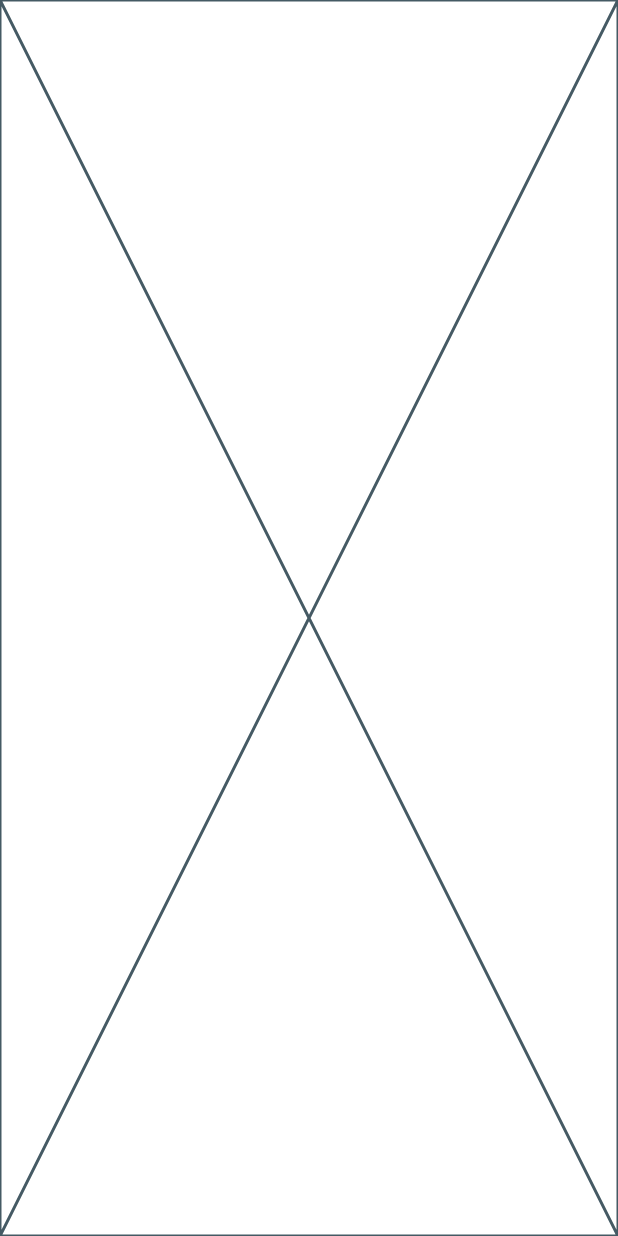
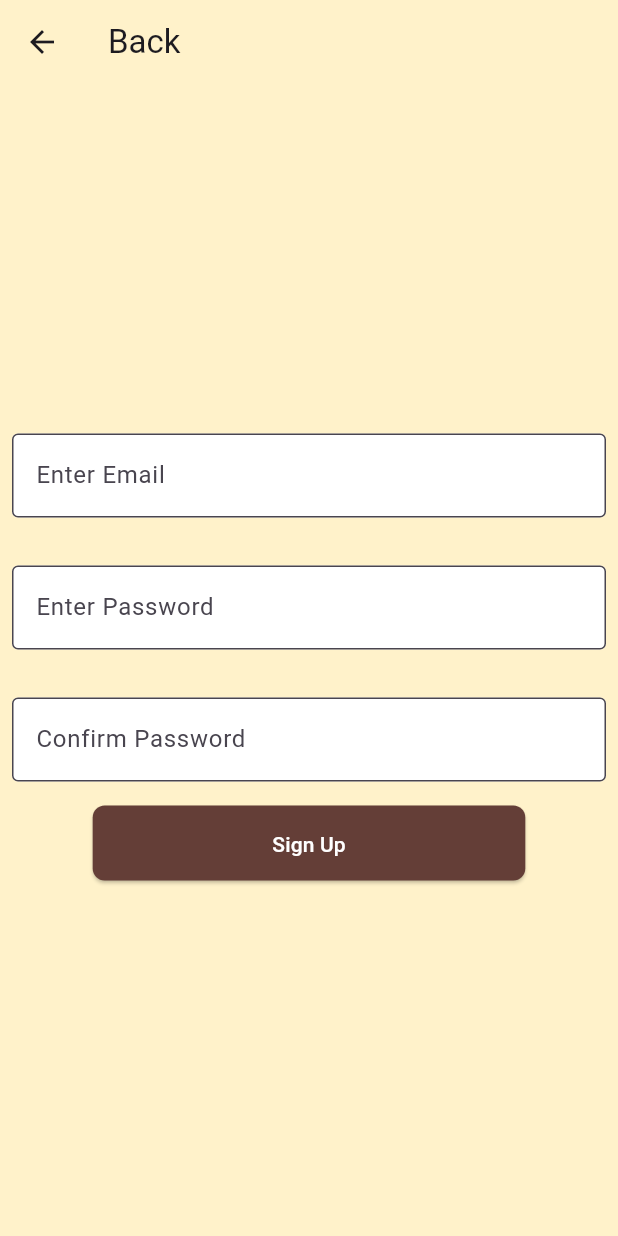
Before and after one commit to Solelii/CampPH, a Flutter app: the LandingPage screen opened directly, after a tap on "Signup", on a phone screen of 412 x 824 dp. Run offline on Flutter 3.47's test engine with Material 3 defaults, Android fonts, the phone set to English and light mode, and no system bars.

Commit message:
ADD: Login and Signup Sceens

```diff
--- a/lib/main.dart
+++ b/lib/main.dart
@@ -1,5 +1,5 @@
 import 'package:flutter/material.dart';
-import 'landing_page.dart';
+import 'screens/landing_page.dart';
 
 void main() => runApp(const MyApp());
 
--- a/lib/landing_page.dart
+++ b/lib/screens/landing_page.dart
@@ -1,17 +1,17 @@
 import 'package:flutter/material.dart';
+import 'login_page.dart';
+import 'signup_page.dart';
 
 class LandingPage extends StatelessWidget {
-  const LandingPage();
+  const LandingPage({super.key});
 
   @override
   Widget build(BuildContext context) {
-    final theme = Theme.of(context);
     return Scaffold(
-      appBar: AppBar(title: const Text('My Home Page')),
       backgroundColor: Color(0xFFFFF2CA),
       body: Center(
         child: Column(
-          mainAxisAlignment: MainAxisAlignment.center, // Center vertically
+          mainAxisAlignment: MainAxisAlignment.center,
           children: [
             const Text('Logo'),
             Container(
@@ -21,7 +21,7 @@ class LandingPage extends StatelessWidget {
               child: ElevatedButton(
                 style: ElevatedButton.styleFrom(
                   backgroundColor: const Color(0xFF643E37),
-                  foregroundColor: Colors.white, // Set text color to white
+                  foregroundColor: Colors.white,
                   padding: const EdgeInsets.symmetric(vertical: 16),
                   shape: RoundedRectangleBorder(
                     borderRadius: BorderRadius.circular(8),
@@ -30,9 +30,7 @@ class LandingPage extends StatelessWidget {
                 onPressed: () {
                   Navigator.push(
                     context,
-                    MaterialPageRoute(
-                      builder: (context) => const Placeholder(),
-                    ),
+                    MaterialPageRoute(builder: (context) => const LoginPage()),
                   );
                 },
                 child: const Text('Login'),
@@ -45,7 +43,7 @@ class LandingPage extends StatelessWidget {
               child: ElevatedButton(
                 style: ElevatedButton.styleFrom(
                   backgroundColor: const Color(0xFF643E37),
-                  foregroundColor: Colors.white, // Set text color to white
+                  foregroundColor: Colors.white,
                   padding: const EdgeInsets.symmetric(vertical: 16),
                   shape: RoundedRectangleBorder(
                     borderRadius: BorderRadius.circular(8),
@@ -54,9 +52,7 @@ class LandingPage extends StatelessWidget {
                 onPressed: () {
                   Navigator.push(
                     context,
-                    MaterialPageRoute(
-                      builder: (context) => const Placeholder(),
-                    ),
+                    MaterialPageRoute(builder: (context) => const SignupPage()),
                   );
                 },
                 child: const Text('Signup'),
--- /dev/null
+++ b/lib/screens/signup_page.dart
@@ -0,0 +1,91 @@
+import 'package:flutter/material.dart';
+
+class SignupPage extends StatelessWidget {
+  const SignupPage({super.key});
+
+  @override
+  Widget build(BuildContext context) {
+    return Scaffold(
+      appBar: AppBar(
+        backgroundColor: Color(0xFFFFF2CA),
+        leading: IconButton(
+          icon: Icon(Icons.arrow_back),
+          onPressed: () {
+            Navigator.pop(context);
+          },
+        ),
+        title: GestureDetector(
+          onTap: () {
+            Navigator.pop(context);
+          },
+          child: Text('Back'),
+        ),
+      ),
+      backgroundColor: Color(0xFFFFF2CA),
+      body: Center(
+        child: Column(
+          mainAxisAlignment: MainAxisAlignment.center,
+          children: <Widget>[
+            Padding(
+              padding: EdgeInsets.symmetric(horizontal: 8, vertical: 16),
+              child: TextField(
+                decoration: InputDecoration(
+                  filled: true,
+                  fillColor: Colors.white,
+                  border: OutlineInputBorder(),
+                  hintText: 'Enter Email',
+                ),
+              ),
+            ),
+            Padding(
+              padding: EdgeInsets.symmetric(horizontal: 8, vertical: 16),
+              child: TextField(
+                decoration: InputDecoration(
+                  filled: true,
+                  fillColor: Colors.white,
+                  border: OutlineInputBorder(),
+                  hintText: 'Enter Password',
+                ),
+              ),
+            ),
+            Padding(
+              padding: EdgeInsets.symmetric(horizontal: 8, vertical: 16),
+              child: TextField(
+                decoration: InputDecoration(
+                  filled: true,
+                  fillColor: Colors.white,
+                  border: OutlineInputBorder(),
+                  hintText: 'Confirm Password',
+                ),
+              ),
+            ),
+            Container(
+              height: 50,
+              margin: const EdgeInsets.only(bottom: 20),
+              width: MediaQuery.of(context).size.width * 0.7,
+              child: ElevatedButton(
+                style: ElevatedButton.styleFrom(
+                  backgroundColor: const Color(0xFF643E37),
+                  foregroundColor: Colors.white, // Set text color to white
+                  padding: const EdgeInsets.symmetric(vertical: 16),
+                  shape: RoundedRectangleBorder(
+                    borderRadius: BorderRadius.circular(8),
+                  ),
+                ),
+                onPressed: () {
+                  Navigator.push(
+                    context,
+                    MaterialPageRoute(
+                      builder: (context) => const Placeholder(),
+                    ),
+                  );
+                },
+                child: const Text('Sign Up'),
+              ),
+            ),
+          ],
+        ),
+      ),
+    );
+  }
+}
--- a/lib/sliding_card.dart
+++ b/lib/screens/sliding_card.dart
@@ -3,8 +3,6 @@ import 'package:flutter/material.dart';
 class SlidingCard extends StatelessWidget {
   @override
   Widget build(BuildContext context) {
-    return Scaffold(
-      appBar: AppBar(title: Text("Sliding Card")),
-    );
+    return Scaffold(appBar: AppBar(title: Text("Sliding Card")));
   }
 }
```
Also changed, not shown: lib/screens/login_page.dart (added, +80 -0 lines).
